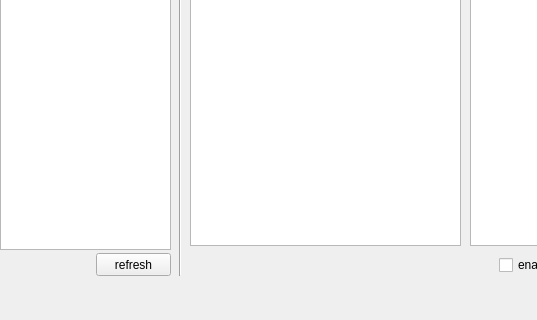
First picture: the form in mainwindow.ui, repository athl64/db_accounts, before the edit; both pictures show x 0 to 537 and y 135 to 455 of the 743 by 455 pixel window.
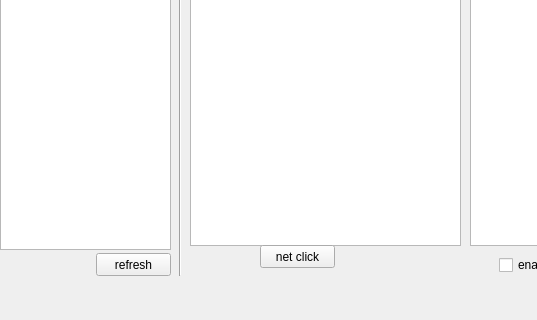
Second picture: the form after the edit.

```diff
--- a/mainwindow.ui
+++ b/mainwindow.ui
@@ -129,6 +129,19 @@
      <string>enable inserting</string>
     </property>
    </widget>
+   <widget class="QPushButton" name="pushButton">
+    <property name="geometry">
+     <rect>
+      <x>260</x>
+      <y>380</y>
+      <width>75</width>
+      <height>23</height>
+     </rect>
+    </property>
+    <property name="text">
+     <string>net click</string>
+    </property>
+   </widget>
   </widget>
   <widget class="QMenuBar" name="menuBar">
    <property name="geometry">
```
